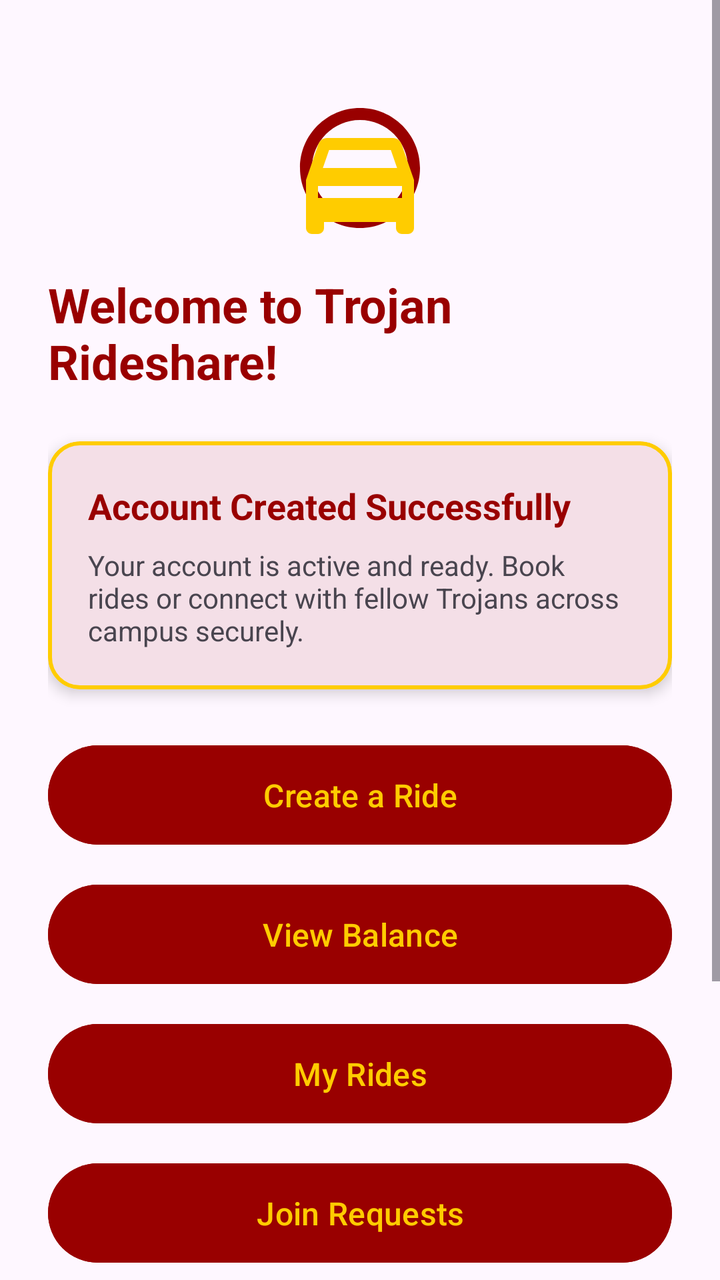
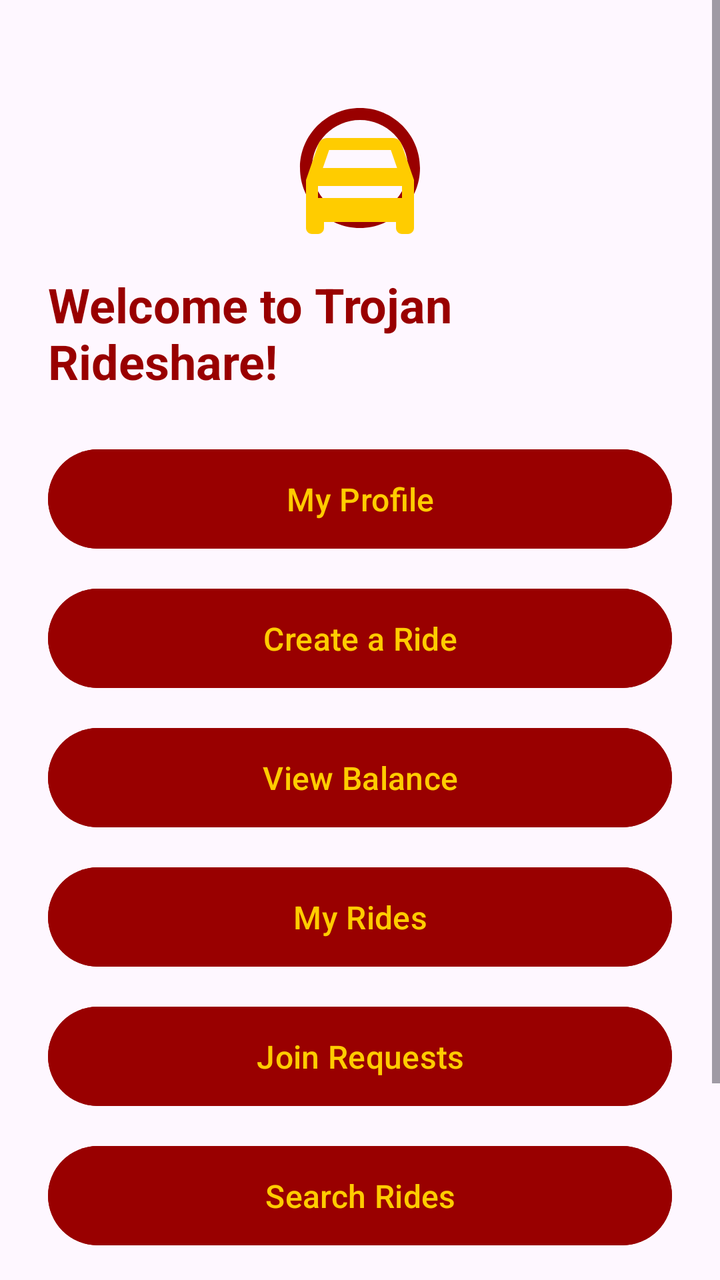

An Android layout rendered at two revisions. The XML below is the earlier revision; the diff shows what the commit changed to produce the second picture.
<!-- AndroidManifest.xml: application theme Theme.Trojan_Rideshare -->
<!-- res/layout/activity_main.xml -->
<?xml version="1.0" encoding="utf-8"?>
<ScrollView xmlns:android="http://schemas.android.com/apk/res/android"
    xmlns:app="http://schemas.android.com/apk/res-auto"
    xmlns:tools="http://schemas.android.com/tools"
    android:id="@+id/searchScroll"
    android:layout_width="match_parent"
    android:layout_height="match_parent"
    android:background="?attr/colorSurface"
    android:fillViewport="true"
    tools:context=".MainActivity">

    <androidx.constraintlayout.widget.ConstraintLayout
        android:id="@+id/main"
        android:layout_width="match_parent"
        android:layout_height="wrap_content"
        android:padding="24dp">

        <ImageView
            android:id="@+id/ivLogo"
            android:layout_width="72dp"
            android:layout_height="72dp"
            android:layout_marginTop="24dp"
            android:contentDescription="@string/logo_desc"
            android:src="@drawable/ic_trojan_logo"
            app:layout_constraintEnd_toEndOf="parent"
            app:layout_constraintStart_toStartOf="parent"
            app:layout_constraintTop_toTopOf="parent" />

        <TextView
            android:id="@+id/tvWelcome"
            android:layout_width="wrap_content"
            android:layout_height="wrap_content"
            android:layout_marginTop="16dp"
            android:text="@string/welcome_message"
            android:textColor="?attr/colorPrimary"
            android:textSize="24sp"
            android:textStyle="bold"
            app:layout_constraintEnd_toEndOf="parent"
            app:layout_constraintStart_toStartOf="parent"
            app:layout_constraintTop_toBottomOf="@id/ivLogo" />

        <com.google.android.material.card.MaterialCardView
            android:id="@+id/cardInfo"
            android:layout_width="0dp"
            android:layout_height="wrap_content"
            android:layout_marginTop="24dp"
            app:cardCornerRadius="16dp"
            app:cardElevation="4dp"
            app:layout_constraintEnd_toEndOf="parent"
            app:layout_constraintStart_toStartOf="parent"
            app:layout_constraintTop_toBottomOf="@id/tvWelcome"
            app:strokeColor="@color/usc_gold"
            app:strokeWidth="2dp">

            <LinearLayout
                android:layout_width="match_parent"
                android:layout_height="wrap_content"
                android:orientation="vertical"
                android:padding="20dp">

                <TextView
                    android:layout_width="wrap_content"
                    android:layout_height="wrap_content"
                    android:text="@string/account_success_title"
                    android:textColor="@color/usc_cardinal"
                    android:textSize="18sp"
                    android:textStyle="bold" />

                <TextView
                    android:layout_width="wrap_content"
                    android:layout_height="wrap_content"
                    android:layout_marginTop="8dp"
                    android:text="@string/account_success_desc"
                    android:textColor="?android:attr/textColorSecondary"
                    android:textSize="14sp" />

            </LinearLayout>
        </com.google.android.material.card.MaterialCardView>

        <com.google.android.material.button.MaterialButton
            android:id="@+id/btnCreateRide"
            android:layout_width="0dp"
            android:layout_height="wrap_content"
            android:layout_marginTop="24dp"
            android:backgroundTint="@color/usc_cardinal"
            android:padding="14dp"
            android:text="@string/action_create_ride"
            android:textColor="@color/usc_gold"
            android:textSize="16sp"
            app:layout_constraintEnd_toEndOf="parent"
            app:layout_constraintStart_toStartOf="parent"
            app:layout_constraintTop_toBottomOf="@id/cardInfo" />

        <com.google.android.material.button.MaterialButton
            android:id="@+id/btnViewBalance"
            android:layout_width="0dp"
            android:layout_height="wrap_content"
            android:layout_marginTop="12dp"
            android:backgroundTint="@color/usc_cardinal"
            android:padding="14dp"
            android:text="@string/balance_open"
            android:textColor="@color/usc_gold"
            android:textSize="16sp"
            app:layout_constraintEnd_toEndOf="parent"
            app:layout_constraintStart_toStartOf="parent"
            app:layout_constraintTop_toBottomOf="@id/btnCreateRide" />

        <com.google.android.material.button.MaterialButton
            android:id="@+id/btnMyRides"
            android:layout_width="0dp"
            android:layout_height="wrap_content"
            android:layout_marginTop="12dp"
            android:backgroundTint="@color/usc_cardinal"
            android:padding="14dp"
            android:text="@string/action_my_rides"
            android:textColor="@color/usc_gold"
            android:textSize="16sp"
            app:layout_constraintEnd_toEndOf="parent"
            app:layout_constraintStart_toStartOf="parent"
            app:layout_constraintTop_toBottomOf="@id/btnViewBalance" />
        <com.google.android.material.button.MaterialButton
            android:id="@+id/btnJoinRequests"
            android:layout_width="0dp"
            android:layout_height="wrap_content"
            android:layout_marginTop="12dp"
            android:backgroundTint="@color/usc_cardinal"
            android:padding="14dp"
            android:text="@string/action_join_requests"
            android:textColor="@color/usc_gold"
            android:textSize="16sp"
            app:layout_constraintEnd_toEndOf="parent"
            app:layout_constraintStart_toStartOf="parent"
            app:layout_constraintTop_toBottomOf="@id/btnMyRides" />

        <com.google.android.material.button.MaterialButton
            android:id="@+id/btnSearchRides"
            android:layout_width="0dp"
            android:layout_height="wrap_content"
            android:layout_marginTop="12dp"
            android:backgroundTint="@color/usc_cardinal"
            android:padding="14dp"
            android:text="@string/action_search_rides"
            android:textColor="@color/usc_gold"
            android:textSize="16sp"
            app:layout_constraintEnd_toEndOf="parent"
            app:layout_constraintStart_toStartOf="parent"
            app:layout_constraintTop_toBottomOf="@id/btnJoinRequests" />

        <TextView
            android:id="@+id/tvSearchHeading"
            android:layout_width="wrap_content"
            android:layout_height="wrap_content"
            android:layout_marginTop="28dp"
            android:text="@string/search_ride_title"
            android:textColor="?attr/colorPrimary"
            android:textSize="22sp"
            android:textStyle="bold"
            android:visibility="gone"
            app:layout_constraintStart_toStartOf="parent"
            app:layout_constraintTop_toBottomOf="@id/btnSearchRides" />

        <TextView
            android:id="@+id/tvSearchSubtitle"
            android:layout_width="0dp"
            android:layout_height="wrap_content"
            android:layout_marginTop="4dp"
            android:text="@string/search_ride_subtitle"
            android:textColor="?android:attr/textColorSecondary"
            android:textSize="14sp"
            android:visibility="gone"
            app:layout_constraintEnd_toEndOf="parent"
            app:layout_constraintStart_toStartOf="parent"
            app:layout_constraintTop_toBottomOf="@id/tvSearchHeading" />

        <include
            android:id="@+id/searchForm"
            layout="@layout/include_ride_search"
            android:layout_width="0dp"
            android:layout_height="wrap_content"
            android:layout_marginTop="16dp"
            android:visibility="gone"
            app:layout_constraintEnd_toEndOf="parent"
            app:layout_constraintStart_toStartOf="parent"
            app:layout_constraintTop_toBottomOf="@id/tvSearchSubtitle" />

        <com.google.android.material.button.MaterialButton
            android:id="@+id/btnLogout"
            android:layout_width="0dp"
            android:layout_height="wrap_content"
            android:layout_marginTop="24dp"
            android:layout_marginBottom="24dp"
            android:backgroundTint="@color/usc_cardinal"
            android:padding="14dp"
            android:text="@string/action_logout"
            android:textColor="@color/usc_gold"
            android:textSize="16sp"
            app:layout_constraintBottom_toBottomOf="parent"
            app:layout_constraintEnd_toEndOf="parent"
            app:layout_constraintStart_toStartOf="parent"
            app:layout_constraintTop_toBottomOf="@id/searchForm" />

    </androidx.constraintlayout.widget.ConstraintLayout>
</ScrollView>
<!-- res/layout/include_ride_search.xml (included above) -->
<?xml version="1.0" encoding="utf-8"?>
<androidx.constraintlayout.widget.ConstraintLayout xmlns:android="http://schemas.android.com/apk/res/android"
    xmlns:app="http://schemas.android.com/apk/res-auto"
    android:layout_width="match_parent"
    android:layout_height="wrap_content">

    <com.google.android.material.card.MaterialCardView
        android:id="@+id/cardContainer"
        android:layout_width="0dp"
        android:layout_height="wrap_content"
        app:cardCornerRadius="16dp"
        app:cardElevation="4dp"
        app:layout_constraintEnd_toEndOf="parent"
        app:layout_constraintStart_toStartOf="parent"
        app:layout_constraintTop_toTopOf="parent"
        app:strokeColor="@color/usc_gold"
        app:strokeWidth="1.5dp">

        <LinearLayout
            android:layout_width="match_parent"
            android:layout_height="wrap_content"
            android:orientation="vertical"
            android:padding="20dp">

            <com.google.android.material.textfield.TextInputLayout
                android:id="@+id/tilOrigin"
                style="@style/Widget.MaterialComponents.TextInputLayout.OutlinedBox"
                android:layout_width="match_parent"
                android:layout_height="wrap_content"
                android:layout_marginBottom="12dp"
                android:hint="@string/prompt_origin"
                app:errorEnabled="true">

                <com.google.android.material.textfield.TextInputEditText
                    android:id="@+id/etOrigin"
                    android:layout_width="match_parent"
                    android:layout_height="wrap_content"
                    android:inputType="textPostalAddress"
                    android:maxLines="1" />
            </com.google.android.material.textfield.TextInputLayout>

            <com.google.android.material.textfield.TextInputLayout
                android:id="@+id/tilDestination"
                style="@style/Widget.MaterialComponents.TextInputLayout.OutlinedBox"
                android:layout_width="match_parent"
                android:layout_height="wrap_content"
                android:layout_marginBottom="12dp"
                android:hint="@string/prompt_destination"
                app:errorEnabled="true">

                <com.google.android.material.textfield.TextInputEditText
                    android:id="@+id/etDestination"
                    android:layout_width="match_parent"
                    android:layout_height="wrap_content"
                    android:inputType="textPostalAddress"
                    android:maxLines="1" />
            </com.google.android.material.textfield.TextInputLayout>

            <com.google.android.material.button.MaterialButton
                android:id="@+id/btnSetOnMap"
                style="@style/Widget.MaterialComponents.Button.OutlinedButton"
                android:layout_width="match_parent"
                android:layout_height="wrap_content"
                android:layout_marginBottom="12dp"
                android:text="@string/action_set_on_map"
                android:textColor="@color/usc_cardinal"
                app:strokeColor="@color/usc_cardinal" />

            <com.google.android.material.textfield.TextInputLayout
                android:id="@+id/tilRadius"
                style="@style/Widget.MaterialComponents.TextInputLayout.OutlinedBox"
                android:layout_width="match_parent"
                android:layout_height="wrap_content"
                android:layout_marginBottom="12dp"
                android:hint="@string/prompt_radius"
                app:errorEnabled="true">

                <com.google.android.material.textfield.TextInputEditText
                    android:id="@+id/etRadius"
                    android:layout_width="match_parent"
                    android:layout_height="wrap_content"
                    android:inputType="numberDecimal"
                    android:maxLines="1" />
            </com.google.android.material.textfield.TextInputLayout>

            <com.google.android.material.textfield.TextInputLayout
                android:id="@+id/tilRideDate"
                style="@style/Widget.MaterialComponents.TextInputLayout.OutlinedBox"
                android:layout_width="match_parent"
                android:layout_height="wrap_content"
                android:layout_marginBottom="12dp"
                android:hint="@string/prompt_ride_date"
                app:errorEnabled="true">

                <com.google.android.material.textfield.TextInputEditText
                    android:id="@+id/etRideDate"
                    android:layout_width="match_parent"
                    android:layout_height="wrap_content"
                    android:clickable="true"
                    android:cursorVisible="false"
                    android:focusable="false"
                    android:inputType="none" />
            </com.google.android.material.textfield.TextInputLayout>

            <com.google.android.material.textfield.TextInputLayout
                android:id="@+id/tilWindowStart"
                style="@style/Widget.MaterialComponents.TextInputLayout.OutlinedBox"
                android:layout_width="match_parent"
                android:layout_height="wrap_content"
                android:layout_marginBottom="12dp"
                android:hint="@string/prompt_window_start"
                app:errorEnabled="true">

                <com.google.android.material.textfield.TextInputEditText
                    android:id="@+id/etWindowStart"
                    android:layout_width="match_parent"
                    android:layout_height="wrap_content"
                    android:clickable="true"
                    android:cursorVisible="false"
                    android:focusable="false"
                    android:inputType="none" />
            </com.google.android.material.textfield.TextInputLayout>

            <com.google.android.material.textfield.TextInputLayout
                android:id="@+id/tilWindowEnd"
                style="@style/Widget.MaterialComponents.TextInputLayout.OutlinedBox"
                android:layout_width="match_parent"
                android:layout_height="wrap_content"
                android:layout_marginBottom="12dp"
                android:hint="@string/prompt_window_end"
                app:errorEnabled="true">

                <com.google.android.material.textfield.TextInputEditText
                    android:id="@+id/etWindowEnd"
                    android:layout_width="match_parent"
                    android:layout_height="wrap_content"
                    android:clickable="true"
                    android:cursorVisible="false"
                    android:focusable="false"
                    android:inputType="none" />
            </com.google.android.material.textfield.TextInputLayout>

            <TextView
                android:layout_width="wrap_content"
                android:layout_height="wrap_content"
                android:text="@string/prompt_sort"
                android:textColor="?android:attr/textColorSecondary"
                android:textSize="14sp" />

            <Spinner
                android:id="@+id/spinnerSort"
                android:layout_width="match_parent"
                android:layout_height="wrap_content"
                android:layout_marginBottom="12dp"
                android:minHeight="48dp" />

            <com.google.android.material.button.MaterialButton
                android:id="@+id/btnSearch"
                android:layout_width="match_parent"
                android:layout_height="wrap_content"
                android:layout_marginTop="8dp"
                android:backgroundTint="@color/usc_cardinal"
                android:padding="12dp"
                android:text="@string/action_search_rides"
                android:textColor="@color/usc_gold" />

        </LinearLayout>
    </com.google.android.material.card.MaterialCardView>

    <TextView
        android:id="@+id/tvResultsMessage"
        android:layout_width="0dp"
        android:layout_height="wrap_content"
        android:layout_marginTop="16dp"
        android:textColor="@color/usc_cardinal"
        android:textSize="16sp"
        android:textStyle="bold"
        android:visibility="gone"
        app:layout_constraintEnd_toEndOf="parent"
        app:layout_constraintStart_toStartOf="parent"
        app:layout_constraintTop_toBottomOf="@id/cardContainer" />

    <LinearLayout
        android:id="@+id/resultsContainer"
        android:layout_width="0dp"
        android:layout_height="wrap_content"
        android:orientation="vertical"
        app:layout_constraintEnd_toEndOf="parent"
        app:layout_constraintStart_toStartOf="parent"
        app:layout_constraintTop_toBottomOf="@id/tvResultsMessage" />

    <ProgressBar
        android:id="@+id/progressBar"
        android:layout_width="wrap_content"
        android:layout_height="wrap_content"
        android:visibility="gone"
        app:layout_constraintBottom_toBottomOf="@id/cardContainer"
        app:layout_constraintEnd_toEndOf="@id/cardContainer"
        app:layout_constraintStart_toStartOf="@id/cardContainer"
        app:layout_constraintTop_toTopOf="@id/cardContainer" />

</androidx.constraintlayout.widget.ConstraintLayout>
<!-- resources referenced by this layout -->
<resources>
  <color name="usc_cardinal">#990000</color>
  <color name="usc_gold">#FFCC00</color>
  <!-- drawable ic_trojan_logo (drawable) -->
  <vector xmlns:android="http://schemas.android.com/apk/res/android"
      android:width="72dp"
      android:height="72dp"
      android:viewportWidth="24"
      android:viewportHeight="24">
    <path
        android:fillColor="@color/usc_cardinal"
        android:pathData="M12,2C6.48,2 2,6.48 2,12s4.48,10 10,10 10,-4.48 10,-10S17.52,2 12,2zm0,18c-4.41,0 -8,-3.59 -8,-8s3.59,-8 8,-8 8,3.59 8,8 -3.59,8 -8,8z"/>
    <path
        android:fillColor="@color/usc_gold"
        android:pathData="M18.92,8.01C18.72,7.42 18.16,7 17.5,7h-11c-0.66,0 -1.22,0.42 -1.42,1.01L3,14v8c0,0.55 0.45,1 1,1h1c0.55,0 1,-0.45 1,-1v-1h12v1c0,0.55 0.45,1 1,1h1c0.55,0 1,-0.45 1,-1v-8l-2.08,-5.99zM6.85,9h10.29l1.04,3H5.81l1.04,-3zM19,17H5v-2h14v2z"/>
  </vector>
  <string name="account_success_desc">Your account is active and ready. Book rides or connect with fellow Trojans across campus securely.</string>
  <string name="account_success_title">Account Created Successfully</string>
  <string name="action_create_ride">Create a Ride</string>
  <string name="action_join_requests">Join Requests</string>
  <string name="action_logout">Log Out</string>
  <string name="action_my_rides">My Rides</string>
  <string name="action_search_rides">Search Rides</string>
  <string name="action_set_on_map">Set origin and destination on a map</string>
  <string name="balance_open">View Balance</string>
  <string name="logo_desc">Trojan Rideshare Logo</string>
  <string name="prompt_destination">Destination (e.g. LAX)</string>
  <string name="prompt_origin">Origin (e.g. USC Village)</string>
  <string name="prompt_radius">Flexibility radius (miles)</string>
  <string name="prompt_ride_date">Ride Date</string>
  <string name="prompt_sort">Sort results</string>
  <string name="prompt_window_end">Window end</string>
  <string name="prompt_window_start">Window start</string>
  <string name="search_ride_subtitle">Find a ride that matches your trip</string>
  <string name="search_ride_title">Search Rides</string>
  <string name="welcome_message">Welcome to Trojan Rideshare!</string>
  <style name="Theme.Trojan_Rideshare" parent="Base.Theme.Trojan_Rideshare" />
  <style name="Base.Theme.Trojan_Rideshare" parent="Theme.Material3.DayNight.NoActionBar">
          <item name="colorPrimary">@color/usc_cardinal</item>
          <item name="colorSecondary">@color/usc_gold</item>
      </style>
</resources>

<!-- the commit's change to res/layout/activity_main.xml (unified diff, before → after) -->
@@ -44,6 +44,7 @@
             android:layout_width="0dp"
             android:layout_height="wrap_content"
             android:layout_marginTop="24dp"
+            android:visibility="gone"
             app:cardCornerRadius="16dp"
             app:cardElevation="4dp"
             app:layout_constraintEnd_toEndOf="parent"
@@ -78,10 +79,24 @@
         </com.google.android.material.card.MaterialCardView>
 
         <com.google.android.material.button.MaterialButton
+            android:id="@+id/btnMyProfile"
+            android:layout_width="0dp"
+            android:layout_height="wrap_content"
+            android:layout_marginTop="24dp"
+            android:backgroundTint="@color/usc_cardinal"
+            android:padding="14dp"
+            android:text="@string/action_my_profile"
+            android:textColor="@color/usc_gold"
+            android:textSize="16sp"
+            app:layout_constraintEnd_toEndOf="parent"
+            app:layout_constraintStart_toStartOf="parent"
+            app:layout_constraintTop_toBottomOf="@id/cardInfo" />
+
+        <com.google.android.material.button.MaterialButton
             android:id="@+id/btnCreateRide"
             android:layout_width="0dp"
             android:layout_height="wrap_content"
-            android:layout_marginTop="24dp"
+            android:layout_marginTop="12dp"
             android:backgroundTint="@color/usc_cardinal"
             android:padding="14dp"
             android:text="@string/action_create_ride"
@@ -89,7 +104,7 @@
             android:textSize="16sp"
             app:layout_constraintEnd_toEndOf="parent"
             app:layout_constraintStart_toStartOf="parent"
-            app:layout_constraintTop_toBottomOf="@id/cardInfo" />
+            app:layout_constraintTop_toBottomOf="@id/btnMyProfile" />
 
         <com.google.android.material.button.MaterialButton
             android:id="@+id/btnViewBalance"
<!-- resource entries referenced after the edit -->
@@ -20,6 +20,7 @@
   <string name="action_create_ride">Create a Ride</string>
   <string name="action_join_requests">Join Requests</string>
   <string name="action_logout">Log Out</string>
+  <string name="action_my_profile">My Profile</string>
   <string name="action_my_rides">My Rides</string>
   <string name="action_search_rides">Search Rides</string>
   <string name="action_set_on_map">Set origin and destination on a map</string>
